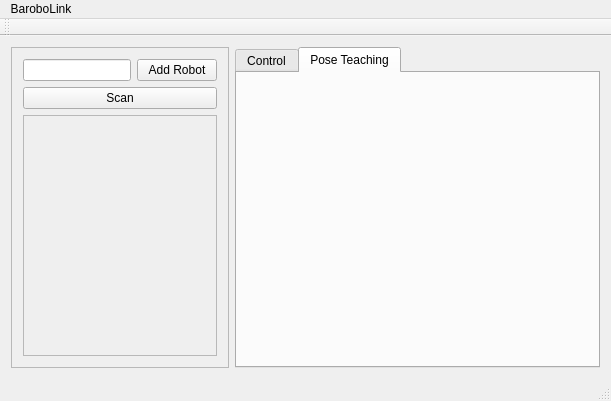
Old version of the form mainwindow.ui in the repository harrishancock/QtBaroboLink.
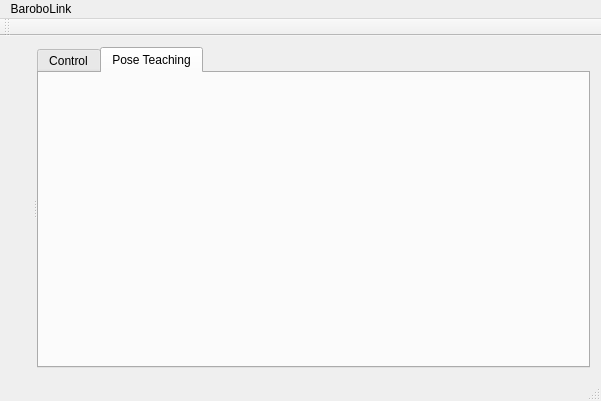
New version of the form.

```diff
--- a/mainwindow.ui
+++ b/mainwindow.ui
@@ -6,7 +6,7 @@
    <rect>
     <x>0</x>
     <y>0</y>
-    <width>611</width>
+    <width>601</width>
     <height>401</height>
    </rect>
   </property>
@@ -20,100 +20,35 @@
      <verstretch>0</verstretch>
     </sizepolicy>
    </property>
-   <layout class="QHBoxLayout" name="horizontalLayout">
+   <layout class="QVBoxLayout" name="verticalLayout_2">
     <item>
-     <widget class="QFrame" name="frame">
-      <property name="sizePolicy">
-       <sizepolicy hsizetype="Fixed" vsizetype="Preferred">
-        <horstretch>0</horstretch>
-        <verstretch>0</verstretch>
-       </sizepolicy>
+     <widget class="QSplitter" name="splitter">
+      <property name="orientation">
+       <enum>Qt::Horizontal</enum>
       </property>
-      <property name="frameShape">
-       <enum>QFrame::StyledPanel</enum>
-      </property>
-      <property name="frameShadow">
-       <enum>QFrame::Raised</enum>
-      </property>
-      <layout class="QGridLayout" name="gridLayout">
-       <item row="1" column="0" colspan="2">
-        <widget class="QPushButton" name="pushButton_2">
-         <property name="sizePolicy">
-          <sizepolicy hsizetype="Preferred" vsizetype="Fixed">
-           <horstretch>0</horstretch>
-           <verstretch>0</verstretch>
-          </sizepolicy>
-         </property>
-         <property name="text">
-          <string>Scan</string>
-         </property>
-        </widget>
-       </item>
-       <item row="0" column="1">
-        <widget class="QPushButton" name="pushButton">
-         <property name="sizePolicy">
-          <sizepolicy hsizetype="Fixed" vsizetype="Fixed">
-           <horstretch>0</horstretch>
-           <verstretch>0</verstretch>
-          </sizepolicy>
-         </property>
-         <property name="text">
-          <string>Add Robot</string>
-         </property>
-        </widget>
-       </item>
-       <item row="0" column="0">
-        <widget class="QLineEdit" name="lineEdit">
-         <property name="enabled">
-          <bool>true</bool>
-         </property>
-         <property name="sizePolicy">
-          <sizepolicy hsizetype="Preferred" vsizetype="Fixed">
-           <horstretch>0</horstretch>
-           <verstretch>0</verstretch>
-          </sizepolicy>
-         </property>
-        </widget>
-       </item>
-       <item row="2" column="0" colspan="2">
-        <widget class="QScrollArea" name="scrollArea">
-         <property name="widgetResizable">
-          <bool>true</bool>
-         </property>
-         <widget class="QWidget" name="scrollAreaWidgetContents">
-          <property name="geometry">
-           <rect>
-            <x>0</x>
-            <y>0</y>
-            <width>209</width>
-            <height>244</height>
-           </rect>
-          </property>
-          <layout class="QVBoxLayout" name="verticalLayout">
-           <item>
-            <layout class="QGridLayout" name="robotsGridLayout"/>
-           </item>
-          </layout>
-         </widget>
-        </widget>
-       </item>
-      </layout>
-     </widget>
-    </item>
-    <item>
-     <widget class="QTabWidget" name="tabWidget">
-      <property name="currentIndex">
-       <number>1</number>
-      </property>
-      <widget class="QWidget" name="tab">
-       <attribute name="title">
-        <string>Control</string>
-       </attribute>
+      <widget class="QWidget" name="verticalLayoutWidget">
+       <layout class="QVBoxLayout" name="layout_connectArea"/>
       </widget>
-      <widget class="QWidget" name="tab_2">
-       <attribute name="title">
-        <string>Pose Teaching</string>
-       </attribute>
+      <widget class="QTabWidget" name="tabWidget">
+       <property name="sizePolicy">
+        <sizepolicy hsizetype="Expanding" vsizetype="Expanding">
+         <horstretch>2</horstretch>
+         <verstretch>0</verstretch>
+        </sizepolicy>
+       </property>
+       <property name="currentIndex">
+        <number>1</number>
+       </property>
+       <widget class="QWidget" name="tab_control">
+        <attribute name="title">
+         <string>Control</string>
+        </attribute>
+       </widget>
+       <widget class="QWidget" name="tab_poseTeaching">
+        <attribute name="title">
+         <string>Pose Teaching</string>
+        </attribute>
+       </widget>
       </widget>
      </widget>
     </item>
@@ -124,7 +59,7 @@
     <rect>
      <x>0</x>
      <y>0</y>
-     <width>611</width>
+     <width>601</width>
      <height>20</height>
     </rect>
    </property>
```
